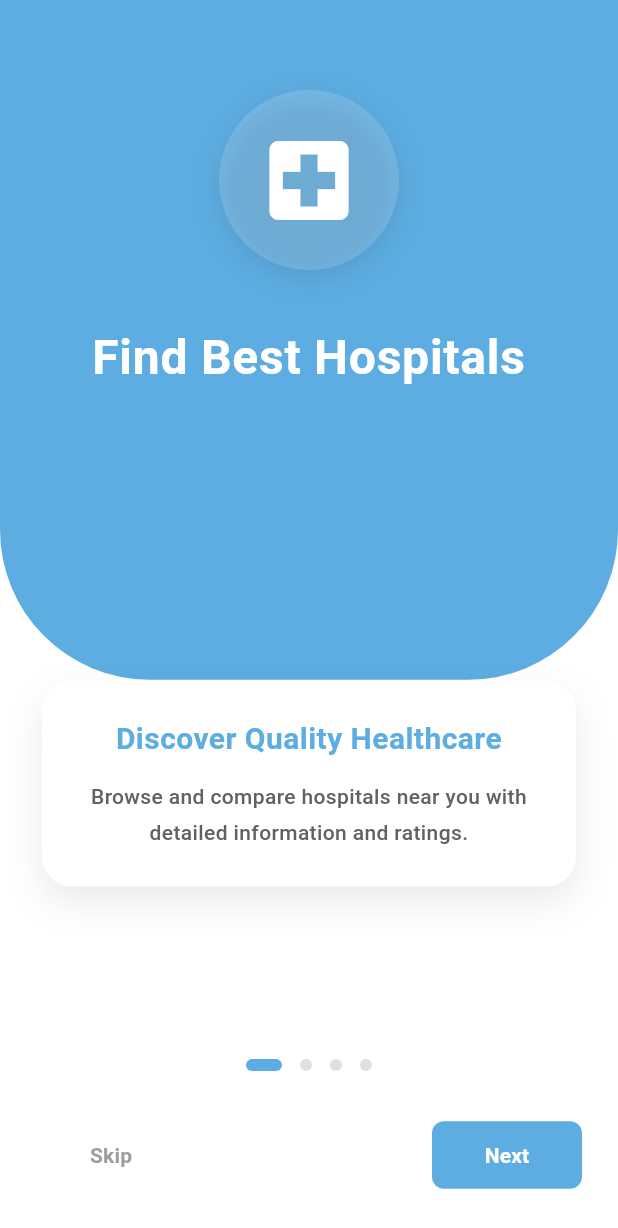
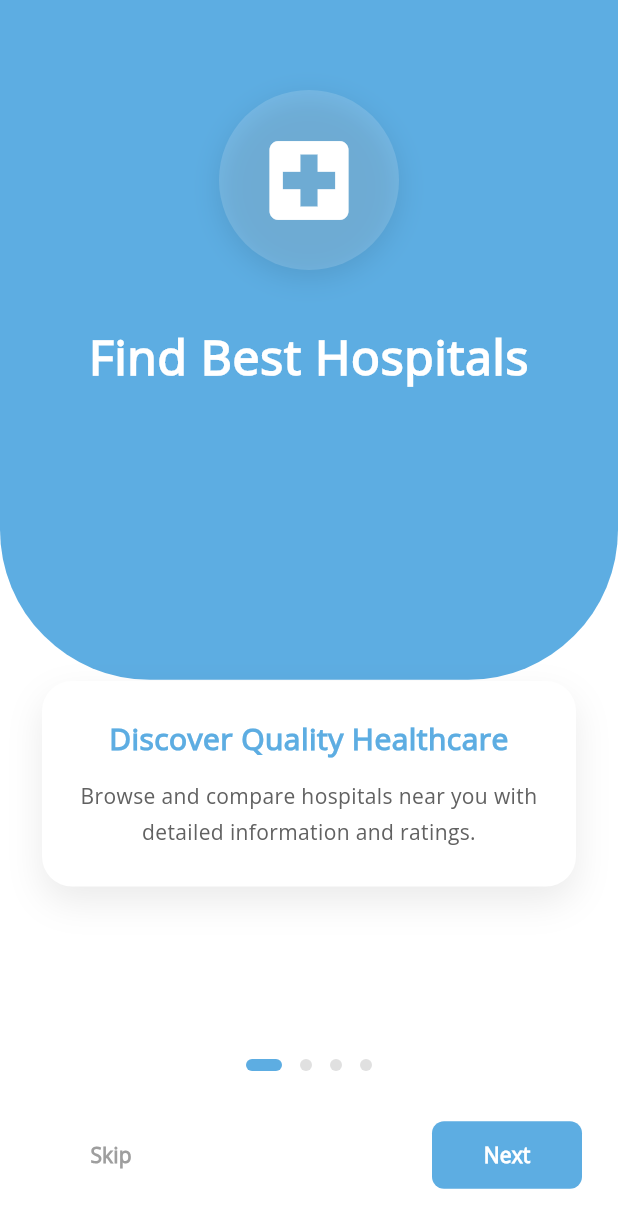
Before and after one commit to diwasbk2k3/MediConnect, a Flutter app: the screen it shows after launch, on a phone screen of 412 x 824 dp. Shown: the top 1228 px of the screen. Run offline on Flutter 3.47's test engine with Material 3 defaults, Android fonts, the phone set to English and light mode, and no system bars.

Commit message:
Custom Theme and Font

```diff
--- a/lib/app.dart
+++ b/lib/app.dart
@@ -1,5 +1,6 @@
 import 'package:flutter/material.dart';
 import 'package:mediconnect/screens/splash_screen.dart';
+import 'package:mediconnect/theme/theme_data.dart';
 
 class MyApp extends StatelessWidget {
   const MyApp({super.key});
@@ -8,6 +9,7 @@ class MyApp extends StatelessWidget {
   Widget build(BuildContext context) {
     return MaterialApp(
       debugShowCheckedModeBanner: false,
+      theme: getApplicationTheme(),
       home: SplashScreen()
     );
   }
--- /dev/null
+++ b/lib/theme/theme_data.dart
@@ -0,0 +1,9 @@
+import 'package:flutter/material.dart';
+
+ThemeData getApplicationTheme() {
+  return ThemeData(
+    primarySwatch: Colors.orange,
+    scaffoldBackgroundColor: Colors.grey[200],
+    fontFamily: "OpenSans Regular",
+  );
+}
```
Also changed, not shown: pubspec.yaml (+12 -4 lines), assets/fonts/OpenSans-Bold.ttf (added), assets/fonts/OpenSans-Italic.ttf (added), assets/fonts/OpenSans-Regular.ttf (added).
